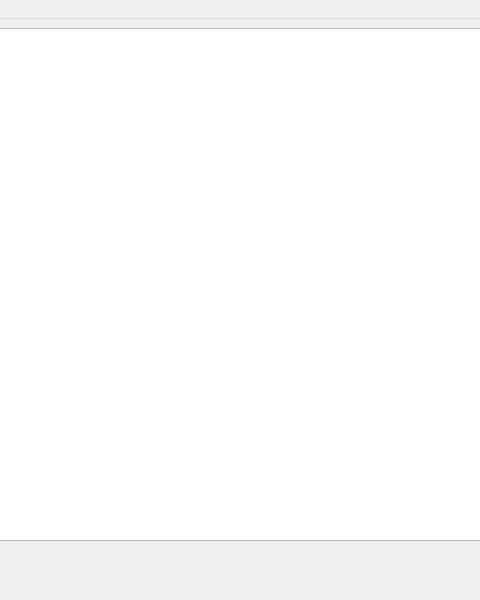
Old version of the form ffmainwindow.ui in the repository cleonro/FFmpegTest; both pictures show x 160 to 640 and y 0 to 600 of the 800 by 600 pixel window.
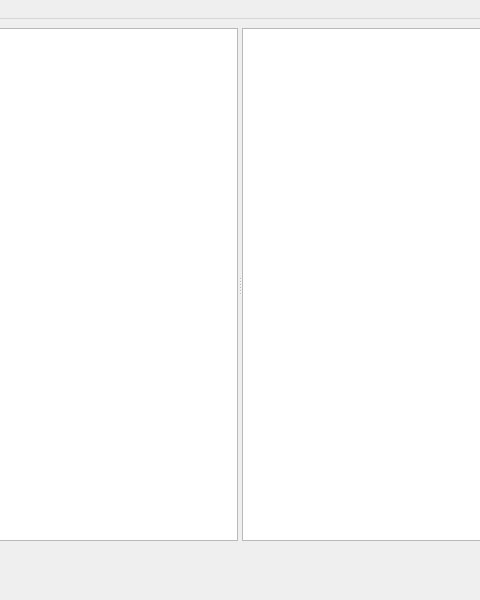
New version of the form.

```diff
--- a/ffmainwindow.ui
+++ b/ffmainwindow.ui
@@ -16,10 +16,26 @@
   <widget class="QWidget" name="centralwidget">
    <layout class="QVBoxLayout" name="verticalLayout">
     <item>
+     <widget class="QSplitter" name="splitter">
+      <property name="sizePolicy">
+       <sizepolicy hsizetype="Expanding" vsizetype="Expanding">
+        <horstretch>0</horstretch>
+        <verstretch>0</verstretch>
+       </sizepolicy>
+      </property>
+      <property name="orientation">
+       <enum>Qt::Horizontal</enum>
+      </property>
      <widget class="QPlainTextEdit" name="output">
       <property name="readOnly">
        <bool>true</bool>
       </property>
+      </widget>
+      <widget class="QPlainTextEdit" name="output_2">
+       <property name="readOnly">
+        <bool>true</bool>
+       </property>
+      </widget>
      </widget>
     </item>
     <item>
```
Lines whose indentation alone changed are shown as unchanged.
